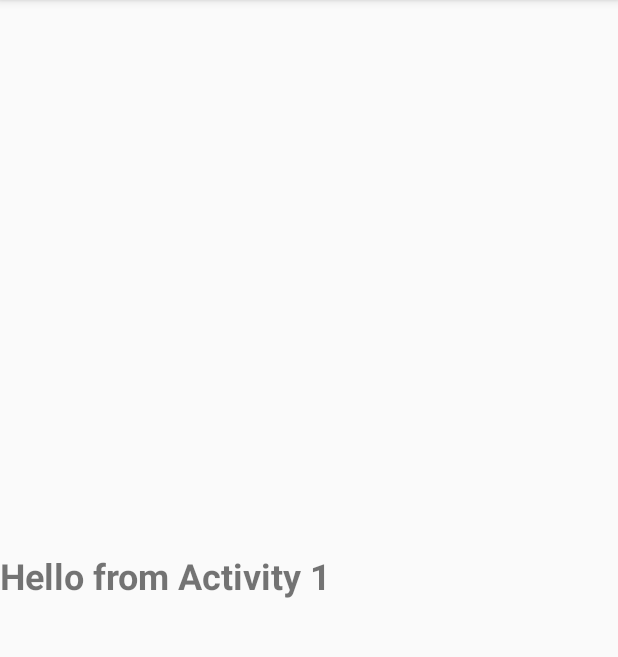
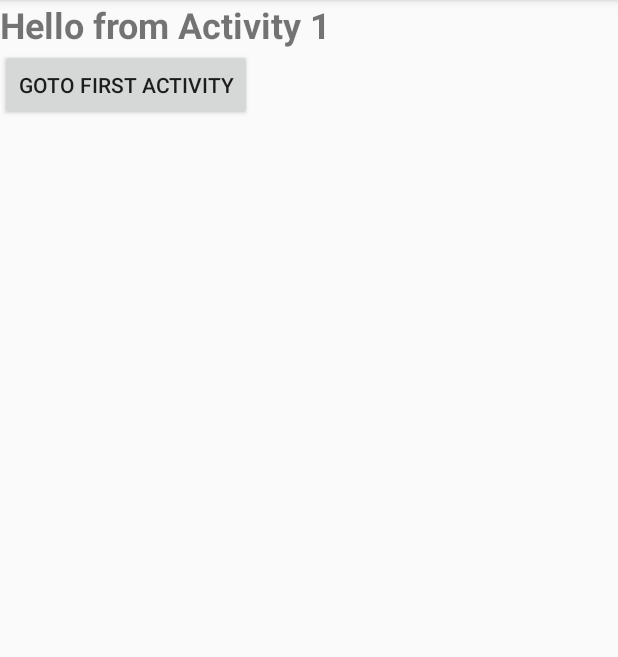
Before and after one commit to CodeWizardAman/udemy_actLifeCycle, an Android app: the screen it shows after launch (SecondaryActivity), after a tap on "CLICK ME", on a phone screen of 412 x 824 dp, the part 84-741 px from its top. Run offline under Robolectric (Android 15) with nearby library versions, the phone set to English and light mode, and no system bars.

Commit message:
Data Return 2nd Activity

```diff
--- a/app/src/main/java/com/example/android/activitylifecyclebasic/MainActivity.java
+++ b/app/src/main/java/com/example/android/activitylifecyclebasic/MainActivity.java
@@ -5,6 +5,7 @@ import android.support.v7.app.AppCompatActivity;
 import android.os.Bundle;
 import android.view.View;
 import android.widget.Button;
+import android.widget.TextView;
 import android.widget.Toast;
 
 
@@ -20,6 +21,8 @@ import android.widget.Toast;
  */
 
 public class MainActivity extends AppCompatActivity {
+
+    private final int REQUEST_CODE = 2;
 
     @Override
     protected void onCreate(Bundle savedInstanceState) {
@@ -38,10 +41,27 @@ public class MainActivity extends AppCompatActivity {
                intent.putExtra("Message1", "Hello from Activity");
                intent.putExtra("Message2", 1);
 
-               startActivity(intent);
+               startActivityForResult(intent, REQUEST_CODE);
 
            }
        });
+
+    }
+
+    @Override
+    protected void onActivityResult(int requestCode, int resultCode, Intent data) {
+        super.onActivityResult(requestCode, resultCode, data);
+
+        if(requestCode == REQUEST_CODE){
+            if(resultCode == RESULT_OK){
+               String returnData = data.getStringExtra("returnData");
+                TextView textView = (TextView)findViewById(R.id.first_act_text_view);
+
+                textView.setText(returnData);
+            }
+        }
+
+
 
     }
 
--- a/app/src/main/java/com/example/android/activitylifecyclebasic/SecondaryActivity.java
+++ b/app/src/main/java/com/example/android/activitylifecyclebasic/SecondaryActivity.java
@@ -1,8 +1,11 @@
 package com.example.android.activitylifecyclebasic;
 
+import android.content.Intent;
 import android.os.Bundle;
 import android.support.annotation.Nullable;
 import android.support.v7.app.AppCompatActivity;
+import android.view.View;
+import android.widget.Button;
 import android.widget.TextView;
 import android.widget.Toast;
 
@@ -26,6 +29,21 @@ public class SecondaryActivity extends AppCompatActivity{
         TextView textView =  (TextView)findViewById(R.id.sec_act_text_view);
 
         textView.setText(msg1+" "+String.valueOf(msg2));
+
+
+        Button seonndBtn = (Button)findViewById(R.id.sec_act_btn);
+
+        seonndBtn.setOnClickListener(new View.OnClickListener() {
+            @Override
+            public void onClick(View v) {
+                Intent intent = getIntent();
+                intent.putExtra("returnData", "Result from second activty");
+                setResult(RESULT_OK, intent);
+                finish();
+            }
+        });
+
+
 
     }
 
--- a/app/src/main/res/layout/activity_second.xml
+++ b/app/src/main/res/layout/activity_second.xml
@@ -1,17 +1,27 @@
 <?xml version="1.0" encoding="utf-8"?>
 <LinearLayout
     xmlns:android="http://schemas.android.com/apk/res/android" android:layout_width="match_parent"
-    android:layout_height="match_parent">
+
+    android:layout_height="match_parent"
+    android:orientation="vertical"
+    >
 
     <TextView
         android:id="@+id/sec_act_text_view"
         android:layout_width="match_parent"
         android:layout_height="wrap_content"
         android:text="The second activiy"
-        android:layout_gravity="center"
+        android:layout_gravity="center_horizontal"
         android:textStyle="bold"
         android:textSize="24sp"
         >
     </TextView>
 
+    <Button
+        android:id="@+id/sec_act_btn"
+        android:layout_width="wrap_content"
+        android:layout_height="wrap_content"
+        android:text="goTo First Activity"
+        />
+
 </LinearLayout>
```
Also changed, not shown: app/src/main/res/layout/activity_main.xml (+7 -0 lines).
